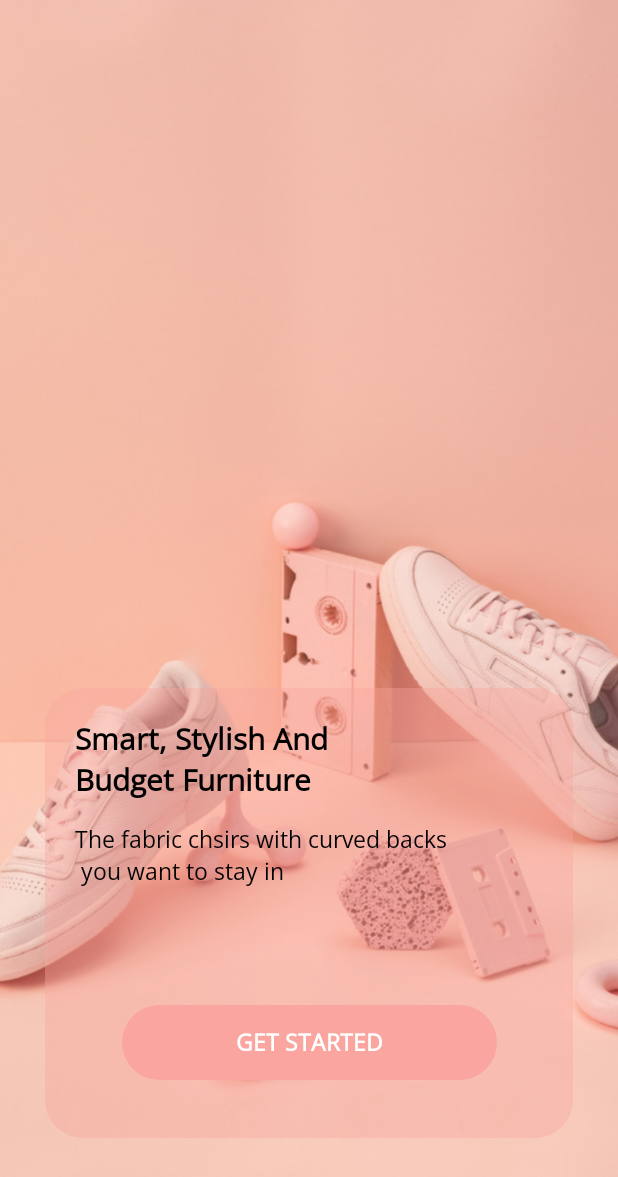
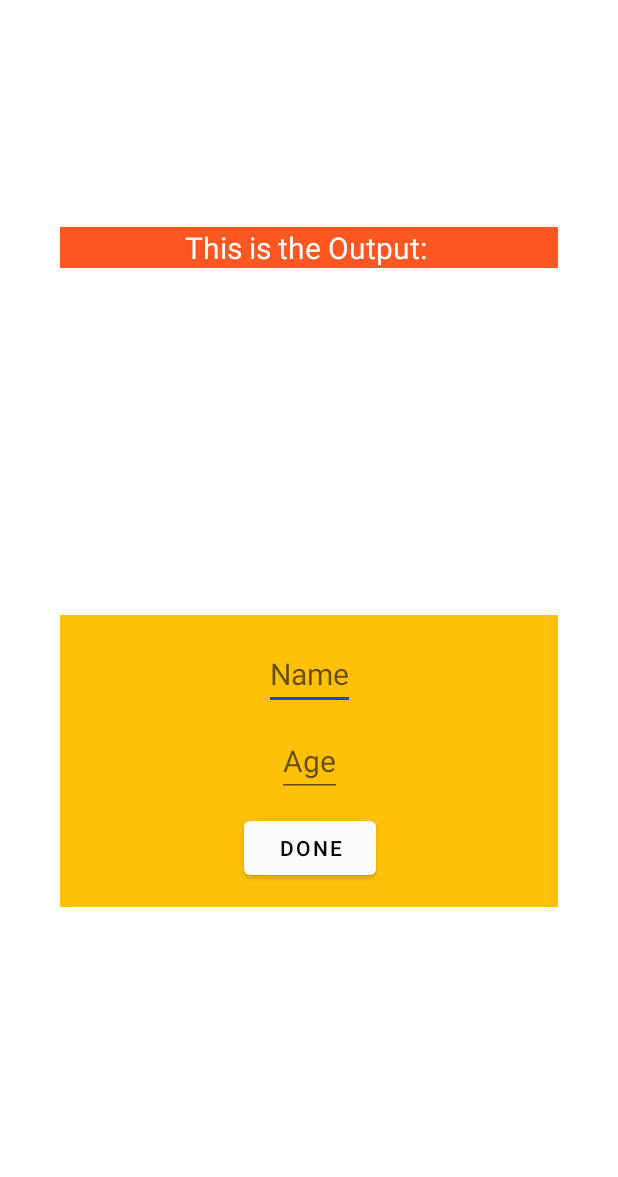
Before and after one commit to ThakurVibha/Android-basics-, an Android app: the screen it shows after launch (OnBoardingActivity before the commit, DemoActivity after it), on a phone screen of 412 x 824 dp. Shown: the top 1177 px of the screen. Run offline under Robolectric (Android 15) with nearby library versions, the phone set to English and light mode, and no system bars.

Commit message:
Brushing up fundamentals of fragments

```diff
--- a/app/build.gradle
+++ b/app/build.gradle
@@ -1,7 +1,13 @@
 plugins {
     id 'com.android.application'
     id 'kotlin-android'
+    id 'kotlin-kapt'
+    id 'kotlin-android-extensions'
+
+
 }
+apply plugin: 'kotlin-kapt'
+apply plugin: 'kotlin-android-extensions'
 
 android {
     compileSdk 31
--- a/app/src/main/java/com/example/crypton/designs/fleettravelapp/activities/DashBoardActivity.kt
+++ b/app/src/main/java/com/example/crypton/designs/fleettravelapp/activities/DashBoardActivity.kt
@@ -9,6 +9,10 @@ import androidx.recyclerview.widget.RecyclerView
 import com.example.crypton.R
 import com.example.crypton.designs.fleettravelapp.adapters.DashboardAdapter
 import com.example.crypton.designs.fleettravelapp.models.FleetModel
+import com.example.crypton.designs.furnitureapp.fragments.NewArrivalFragment
+
+
+//Brushing my basics of designing in android studio
 
 class DashBoardActivity : AppCompatActivity() {
     override fun onCreate(savedInstanceState: Bundle?) {
@@ -16,6 +20,7 @@ class DashBoardActivity : AppCompatActivity() {
         setContentView(R.layout.activity_design)
         setAdapter()
         onClick()
+
     }
 
     private fun onClick() {
--- a/app/src/main/java/com/example/crypton/designs/fleettravelapp/activities/SearchActivity.kt
+++ b/app/src/main/java/com/example/crypton/designs/fleettravelapp/activities/SearchActivity.kt
@@ -7,44 +7,55 @@ import android.widget.TextView
 import androidx.viewpager2.widget.ViewPager2
 import com.example.crypton.R
 import com.example.crypton.designs.fleettravelapp.adapters.FragmentAdapter
+import com.example.crypton.fragmentsbasics.DemoFragment
 import com.google.android.material.tabs.TabLayout
 import com.google.android.material.tabs.TabLayoutMediator
 
 class SearchActivity : AppCompatActivity() {
+    var demoFragment= DemoFragment()
     override fun onCreate(savedInstanceState: Bundle?) {
         super.onCreate(savedInstanceState)
         setContentView(R.layout.activity_location)
         setAdapter()
         onClick()
+        passData()
+        supportFragmentManager.beginTransaction().add(R.id.container, demoFragment).commit()
 
     }
 
+    private fun passData() {
+        var bundle:Bundle=Bundle()
+        bundle.putString("key", "This is the data that i want to pass")
+        var fragment= DemoFragment()
+        fragment.arguments=bundle
+    }
+
     private fun onClick() {
-        var search=findViewById<TextView>(R.id.tvSearch)
+        var search = findViewById<TextView>(R.id.tvSearch)
         search.setOnClickListener {
-            var optionsIntent= Intent(this, OptionsActivity::class.java)
+            var optionsIntent = Intent(this, OptionsActivity::class.java)
             startActivity(optionsIntent)
         }
     }
 
     private fun setAdapter() {
-        var tabLayout=findViewById<TabLayout>(R.id.tabLayout)
-        var viewpager=findViewById<ViewPager2>(R.id.viewpager2)
-        var adapter=FragmentAdapter(supportFragmentManager, lifecycle)
-        viewpager.adapter=adapter
-        TabLayoutMediator(tabLayout, viewpager){tab,position->
-            when(position){
-                0->{
-                    tab.text="Stay"
+        var tabLayout = findViewById<TabLayout>(R.id.tabLayout)
+        var viewpager = findViewById<ViewPager2>(R.id.viewpager2)
+        var adapter = FragmentAdapter(supportFragmentManager, lifecycle)
+        viewpager.adapter = adapter
+        TabLayoutMediator(tabLayout, viewpager) { tab, position ->
+            when (position) {
+                0 -> {
+                    tab.text = "Stay"
                 }
-                1->{
-                    tab.text="Flight"
+                1 -> {
+                    tab.text = "Flight"
                 }
-                2->{
-                    tab.text="Cabs"
+                2 -> {
+                    tab.text = "Cabs"
                 }
-                3->{
-                    tab.text="Demo"
+                3 -> {
+                    tab.text = "Demo"
                 }
 
             }
--- a/app/src/main/java/com/example/crypton/designs/fleettravelapp/fragments/CarsFragment.kt
+++ b/app/src/main/java/com/example/crypton/designs/fleettravelapp/fragments/CarsFragment.kt
@@ -1,10 +1,12 @@
 package com.example.crypton.designs.fleettravelapp.fragments
 
 import android.os.Bundle
+import android.util.Log
 import androidx.fragment.app.Fragment
 import android.view.LayoutInflater
 import android.view.View
 import android.view.ViewGroup
+import android.widget.TextView
 import com.example.crypton.R
 
 
@@ -17,8 +19,15 @@ class CarsFragment : Fragment() {
     override fun onCreateView(
         inflater: LayoutInflater, container: ViewGroup?,
         savedInstanceState: Bundle?
+
     ): View? {
-        return inflater.inflate(R.layout.fragment_cars, container, false)
+        var view = inflater.inflate(R.layout.fragment_cars, container, false)
+
+
+
+
+
+        return view
     }
 
 
--- a/app/src/main/java/com/example/crypton/designs/furnitureapp/activities/OnBoardingActivity.kt
+++ b/app/src/main/java/com/example/crypton/designs/furnitureapp/activities/OnBoardingActivity.kt
@@ -5,6 +5,7 @@ import androidx.appcompat.app.AppCompatActivity
 import android.os.Bundle
 import android.widget.TextView
 import com.example.crypton.R
+import com.example.crypton.designs.furnitureapp.fragments.NewArrivalFragment
 
 class OnBoardingActivity : AppCompatActivity() {
     override fun onCreate(savedInstanceState: Bundle?) {
@@ -14,8 +15,10 @@ class OnBoardingActivity : AppCompatActivity() {
     }
 
     private fun onClick() {
+
         var btnStart = findViewById<TextView>(R.id.btnStart)
         btnStart.setOnClickListener {
+
             var dashboardIntent = Intent(this, NavigationActivity::class.java)
             startActivity(dashboardIntent)
         }
--- a/app/src/main/java/com/example/crypton/designs/furnitureapp/fragments/NewArrivalFragment.kt
+++ b/app/src/main/java/com/example/crypton/designs/furnitureapp/fragments/NewArrivalFragment.kt
@@ -1,6 +1,7 @@
 package com.example.crypton.designs.furnitureapp.fragments
 
 import android.os.Bundle
+import android.util.Log
 import androidx.fragment.app.Fragment
 import android.view.LayoutInflater
 import android.view.View
@@ -25,7 +26,10 @@ class NewArrivalFragment : Fragment() {
         savedInstanceState: Bundle?
     ): View? {
         // Inflate the layout for this fragment
+
         return inflater.inflate(R.layout.fragment_new_arrival, container, false)
+
+
     }
 
     override fun onViewCreated(view: View, savedInstanceState: Bundle?) {
--- /dev/null
+++ b/app/src/main/java/com/example/crypton/fragmentsbasics/DemoActivity.kt
@@ -0,0 +1,30 @@
+package com.example.crypton.fragmentsbasics
+
+import androidx.appcompat.app.AppCompatActivity
+import android.os.Bundle
+import com.example.crypton.R
+import kotlinx.android.synthetic.main.activity_demo.*
+
+
+//Demo to pass data between activities and fragments
+//Basic communication between activities and fragments
+
+class DemoActivity : AppCompatActivity(), DemoFragment.Commnunicator {
+    var fragment_tag="fragment_tag"
+
+    override fun onCreate(savedInstanceState: Bundle?) {
+        super.onCreate(savedInstanceState)
+        setContentView(R.layout.activity_demo)
+        var demoFragment=DemoFragment()
+        var demoFragment2=DemoFragment2()
+        supportFragmentManager.beginTransaction().add(R.id.flContainer, demoFragment).commit()
+        supportFragmentManager.beginTransaction().add(R.id.flContainer2, demoFragment2, fragment_tag).commit()
+
+    }
+    override fun onSendData(demoModel: DemoModel) {
+        var fragment2=DemoFragment2()
+        fragment2.displayOutput(demoModel)
+
+
+    }
+}
--- /dev/null
+++ b/app/src/main/java/com/example/crypton/fragmentsbasics/DemoFragment.kt
@@ -0,0 +1,65 @@
+package com.example.crypton.fragmentsbasics
+
+import android.content.Context
+import android.os.Bundle
+import android.util.Log
+import androidx.fragment.app.Fragment
+import android.view.LayoutInflater
+import android.view.View
+import android.view.ViewGroup
+import android.widget.TextView
+import com.example.crypton.R
+import androidx.annotation.NonNull
+import kotlinx.android.synthetic.main.fragment_demo.*
+
+
+class DemoFragment : Fragment() {
+    lateinit var commnunicator: DemoFragment.Commnunicator
+    lateinit var tv: TextView
+    override fun onCreate(savedInstanceState: Bundle?) {
+        super.onCreate(savedInstanceState)
+    }
+
+    override fun onCreateView(
+        inflater: LayoutInflater, container: ViewGroup?,
+        savedInstanceState: Bundle?
+    ): View? {
+
+        var view = inflater.inflate(R.layout.fragment_demo, container, false)
+        return view
+
+    }
+
+    private fun done() {
+        var demoModel = DemoModel()
+        demoModel.name = edtName.text.toString()
+        demoModel.age = edtAge.text.toString()
+        commnunicator.onSendData(demoModel)
+
+    }
+
+    override fun onAttach(context: Context) {
+        super.onAttach(context)
+        if (context is Commnunicator) {
+            commnunicator = context as Commnunicator
+        }
+    }
+
+
+    interface Commnunicator {
+        fun onSendData(demoModel: DemoModel)
+    }
+
+    override fun onViewCreated(view: View, savedInstanceState: Bundle?) {
+        super.onViewCreated(view, savedInstanceState)
+        var bundle = arguments;
+        if (bundle != null) {
+            var message = bundle!!.getString("key")
+            Log.e("data", "onCreateView: $message")
+        }
+        btnDone.setOnClickListener {
+            done()
+        }
+
+    }
+}
--- /dev/null
+++ b/app/src/main/java/com/example/crypton/fragmentsbasics/DemoFragment2.kt
@@ -0,0 +1,38 @@
+package com.example.crypton.fragmentsbasics
+
+import android.os.Bundle
+import android.util.Log
+import androidx.fragment.app.Fragment
+import android.view.LayoutInflater
+import android.view.View
+import android.view.ViewGroup
+import com.example.crypton.R
+import kotlinx.android.synthetic.main.fragment_demo2.*
+
+class DemoFragment2 : Fragment() {
+
+    override fun onCreate(savedInstanceState: Bundle?) {
+        super.onCreate(savedInstanceState)
+
+    }
+
+    override fun onCreateView(
+        inflater: LayoutInflater, container: ViewGroup?,
+        savedInstanceState: Bundle?
+    ): View? {
+        // Inflate the layout for this fragment
+        return inflater.inflate(R.layout.fragment_demo2, container, false)
+
+    }
+
+    fun displayOutput(demoModel: DemoModel){
+//       tvOutput.text= demoModel.toString()
+        Log.e("pass", "displayOutput: "+demoModel.toString() )
+
+    }
+    override fun onViewCreated(view: View, savedInstanceState: Bundle?) {
+        super.onViewCreated(view, savedInstanceState)
+
+
+    }
+}
--- /dev/null
+++ b/app/src/main/java/com/example/crypton/fragmentsbasics/DemoModel.kt
@@ -0,0 +1,6 @@
+package com.example.crypton.fragmentsbasics
+
+class DemoModel {
+    var name:String=""
+    var age:String=""
+}
--- a/app/src/main/java/com/example/crypton/recyclerview/DemoActivity.kt
+++ b/app/src/main/java/com/example/crypton/recyclerview/DemoActivity.kt
@@ -5,6 +5,8 @@ import android.os.Bundle
 import androidx.recyclerview.widget.LinearLayoutManager
 import androidx.recyclerview.widget.RecyclerView
 import com.example.crypton.R
+
+//Recyclerview fundamentals
 
 class DemoActivity : AppCompatActivity() {
     override fun onCreate(savedInstanceState: Bundle?) {
--- /dev/null
+++ b/app/src/main/res/layout/activity_demo.xml
@@ -0,0 +1,37 @@
+<?xml version="1.0" encoding="utf-8"?>
+<androidx.constraintlayout.widget.ConstraintLayout xmlns:android="http://schemas.android.com/apk/res/android"
+    xmlns:app="http://schemas.android.com/apk/res-auto"
+    xmlns:tools="http://schemas.android.com/tools"
+    android:layout_width="match_parent"
+    android:layout_height="match_parent"
+    tools:context=".fragmentsbasics.DemoActivity">
+
+    <FrameLayout
+        android:id="@+id/flContainer"
+        android:layout_width="match_parent"
+        android:layout_height="match_parent"
+        android:layout_marginStart="30dp"
+        android:layout_marginTop="400dp"
+        android:layout_marginEnd="30dp"
+        android:layout_marginBottom="100dp"
+        />
+
+
+
+    <FrameLayout
+        android:id="@+id/flContainer2"
+        android:layout_width="match_parent"
+        android:layout_height="wrap_content"
+        android:layout_marginStart="30dp"
+        android:layout_marginTop="30dp"
+        android:layout_marginEnd="30dp"
+        android:layout_marginBottom="100dp"
+        app:layout_constraintBottom_toTopOf="@+id/flContainer"
+        app:layout_constraintEnd_toEndOf="parent"
+        app:layout_constraintStart_toStartOf="parent"
+        app:layout_constraintTop_toTopOf="parent">
+
+    </FrameLayout>
+
+
+</androidx.constraintlayout.widget.ConstraintLayout>
--- a/app/src/main/res/layout/activity_location.xml
+++ b/app/src/main/res/layout/activity_location.xml
@@ -27,6 +27,14 @@
             android:layout_height="wrap_content"
             >
 
+            <FrameLayout
+                android:id="@+id/container"
+                android:layout_width="match_parent"
+                android:layout_height="wrap_content"
+                app:layout_constraintBottom_toTopOf="@+id/textView"
+                app:layout_constraintEnd_toEndOf="parent"
+                app:layout_constraintStart_toStartOf="parent"
+                app:layout_constraintTop_toTopOf="parent" />
 
             <TextView
                 android:id="@+id/textView"
--- a/app/src/main/res/layout/fragment_cars.xml
+++ b/app/src/main/res/layout/fragment_cars.xml
@@ -21,7 +21,7 @@
         app:layout_constraintTop_toTopOf="parent" />
 
     <TextView
-        android:id="@+id/textView5"
+        android:id="@+id/tvInfo"
         android:layout_width="wrap_content"
         android:layout_height="wrap_content"
         android:layout_marginTop="10dp"
--- /dev/null
+++ b/app/src/main/res/layout/fragment_demo.xml
@@ -0,0 +1,47 @@
+<?xml version="1.0" encoding="utf-8"?>
+<androidx.constraintlayout.widget.ConstraintLayout xmlns:android="http://schemas.android.com/apk/res/android"
+    xmlns:app="http://schemas.android.com/apk/res-auto"
+    xmlns:tools="http://schemas.android.com/tools"
+    android:layout_width="match_parent"
+    android:layout_height="wrap_content"
+    android:layout_margin="10dp"
+    android:background="@color/ratingbar_color"
+    tools:context=".fragmentsbasics.DemoFragment">
+
+    <EditText
+        android:id="@+id/edtName"
+        android:layout_width="wrap_content"
+        android:layout_height="wrap_content"
+        android:hint="Name"
+        android:textSize="20sp"
+        android:layout_marginTop="15dp"
+        android:inputType="textPersonName"
+        app:layout_constraintEnd_toEndOf="parent"
+        app:layout_constraintStart_toStartOf="parent"
+        app:layout_constraintTop_toTopOf="parent" />
+    <EditText
+        android:id="@+id/edtAge"
+        android:layout_width="wrap_content"
+        android:layout_height="wrap_content"
+        android:layout_marginTop="10dp"
+        android:hint="Age"
+        android:textSize="20sp"
+        android:inputType="textPersonName"
+        app:layout_constraintEnd_toEndOf="@+id/edtName"
+        app:layout_constraintStart_toStartOf="@+id/edtName"
+        app:layout_constraintTop_toBottomOf="@+id/edtName" />
+
+
+    <Button
+        android:id="@+id/btnDone"
+        android:layout_width="wrap_content"
+        android:layout_height="wrap_content"
+        android:layout_marginTop="10dp"
+        android:text="Done"
+        android:layout_marginBottom="15dp"
+        android:textColor="@color/main"
+        app:layout_constraintBottom_toBottomOf="parent"
+        app:layout_constraintEnd_toEndOf="@+id/edtAge"
+        app:layout_constraintStart_toStartOf="@+id/edtAge"
+        app:layout_constraintTop_toBottomOf="@+id/edtAge" />
+</androidx.constraintlayout.widget.ConstraintLayout>
--- /dev/null
+++ b/app/src/main/res/layout/fragment_demo2.xml
@@ -0,0 +1,24 @@
+<?xml version="1.0" encoding="utf-8"?>
+<androidx.constraintlayout.widget.ConstraintLayout xmlns:android="http://schemas.android.com/apk/res/android"
+    xmlns:app="http://schemas.android.com/apk/res-auto"
+    xmlns:tools="http://schemas.android.com/tools"
+    android:layout_width="match_parent"
+    android:layout_height="wrap_content"
+    android:layout_margin="10dp"
+    android:background="#FF5722"
+    tools:context=".fragmentsbasics.DemoFragment2">
+
+    <TextView
+        android:id="@+id/tvOutput"
+        android:layout_width="match_parent"
+        android:layout_height="wrap_content"
+        android:text="This is the Output: "
+        android:textAlignment="center"
+        android:textColor="@color/white"
+        android:textSize="20sp"
+        app:layout_constraintEnd_toEndOf="parent"
+        app:layout_constraintHorizontal_bias="0.0"
+        app:layout_constraintStart_toStartOf="parent"
+        app:layout_constraintTop_toTopOf="parent" />
+
+</androidx.constraintlayout.widget.ConstraintLayout>
```
Also changed, not shown: app/src/main/AndroidManifest.xml (+7 -10 lines), app/src/main/java/com/example/crypton/designs/furnitureapp/activities/NavigationActivity.kt (+8 -0 lines).
